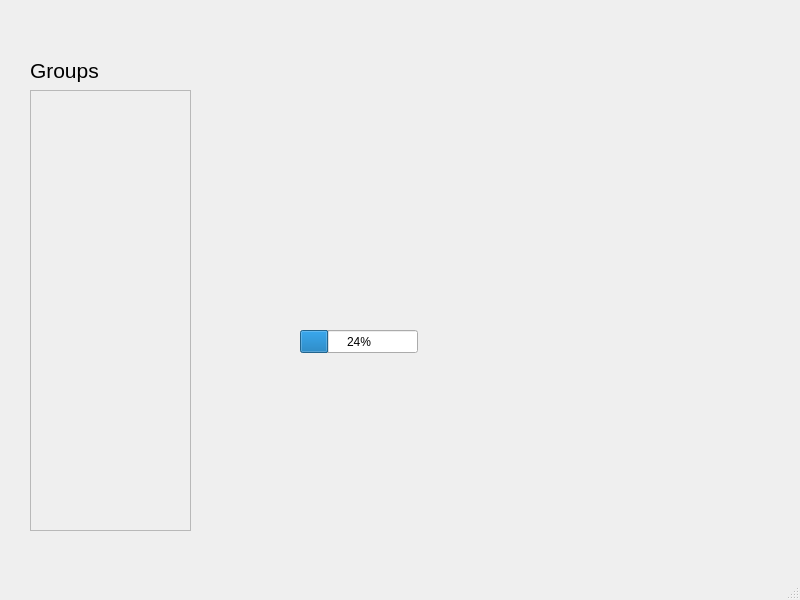
First picture: the form in adminwindow.ui, repository nkris15/P2-miniproject, before the edit.
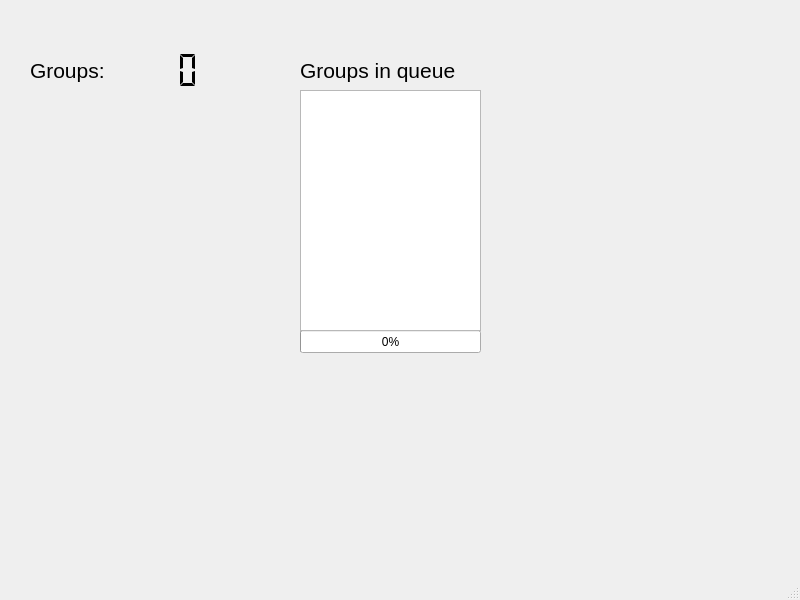
Second picture: the form after the edit.

Commit message: Big update, make queue system work

Patch:
```diff
--- a/adminwindow.ui
+++ b/adminwindow.ui
@@ -14,29 +14,6 @@
    <string>MainWindow</string>
   </property>
   <widget class="QWidget" name="centralwidget">
-   <widget class="QScrollArea" name="scrollArea">
-    <property name="geometry">
-     <rect>
-      <x>30</x>
-      <y>90</y>
-      <width>161</width>
-      <height>441</height>
-     </rect>
-    </property>
-    <property name="widgetResizable">
-     <bool>true</bool>
-    </property>
-    <widget class="QWidget" name="scrollAreaWidgetContents">
-     <property name="geometry">
-      <rect>
-       <x>0</x>
-       <y>0</y>
-       <width>159</width>
-       <height>439</height>
-      </rect>
-     </property>
-    </widget>
-   </widget>
    <widget class="QLabel" name="label">
     <property name="geometry">
      <rect>
@@ -47,7 +24,7 @@
      </rect>
     </property>
     <property name="text">
-     <string>&lt;html&gt;&lt;head/&gt;&lt;body&gt;&lt;p&gt;&lt;span style=&quot; font-size:16pt;&quot;&gt;Groups&lt;/span&gt;&lt;/p&gt;&lt;/body&gt;&lt;/html&gt;</string>
+     <string>&lt;html&gt;&lt;head/&gt;&lt;body&gt;&lt;p&gt;&lt;span style=&quot; font-size:16pt;&quot;&gt;Groups:&lt;/span&gt;&lt;/p&gt;&lt;/body&gt;&lt;/html&gt;</string>
     </property>
    </widget>
    <widget class="QProgressBar" name="progressBar">
@@ -55,12 +32,60 @@
      <rect>
       <x>300</x>
       <y>330</y>
-      <width>118</width>
+      <width>181</width>
       <height>23</height>
      </rect>
     </property>
     <property name="value">
-     <number>24</number>
+     <number>0</number>
+    </property>
+   </widget>
+   <widget class="QListWidget" name="listWidget_queue">
+    <property name="geometry">
+     <rect>
+      <x>300</x>
+      <y>90</y>
+      <width>181</width>
+      <height>241</height>
+     </rect>
+    </property>
+   </widget>
+   <widget class="QLabel" name="label_2">
+    <property name="geometry">
+     <rect>
+      <x>300</x>
+      <y>50</y>
+      <width>161</width>
+      <height>41</height>
+     </rect>
+    </property>
+    <property name="text">
+     <string>&lt;html&gt;&lt;head/&gt;&lt;body&gt;&lt;p&gt;&lt;span style=&quot; font-size:16pt;&quot;&gt;Groups in queue&lt;/span&gt;&lt;/p&gt;&lt;/body&gt;&lt;/html&gt;</string>
+    </property>
+   </widget>
+   <widget class="QLCDNumber" name="lcd_groups">
+    <property name="geometry">
+     <rect>
+      <x>100</x>
+      <y>50</y>
+      <width>101</width>
+      <height>41</height>
+     </rect>
+    </property>
+    <property name="frameShape">
+     <enum>QFrame::NoFrame</enum>
+    </property>
+    <property name="smallDecimalPoint">
+     <bool>false</bool>
+    </property>
+    <property name="digitCount">
+     <number>5</number>
+    </property>
+    <property name="segmentStyle">
+     <enum>QLCDNumber::Flat</enum>
+    </property>
+    <property name="intValue" stdset="0">
+     <number>0</number>
     </property>
    </widget>
   </widget>
```
Left out of the diff: 4 changed lines with no effect on the pictures. The commit also changes 9 other files.
